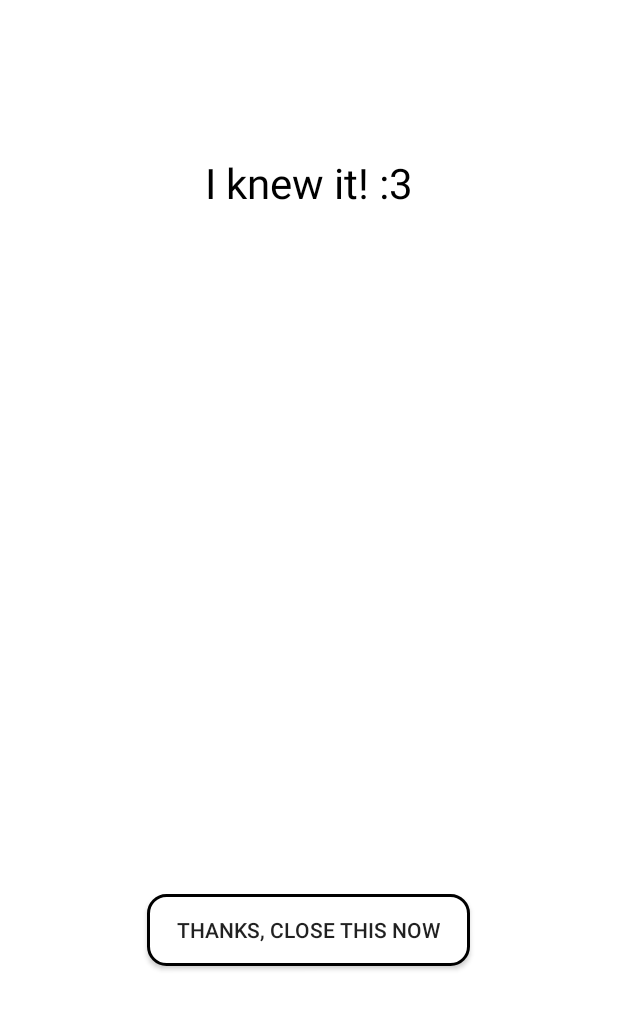
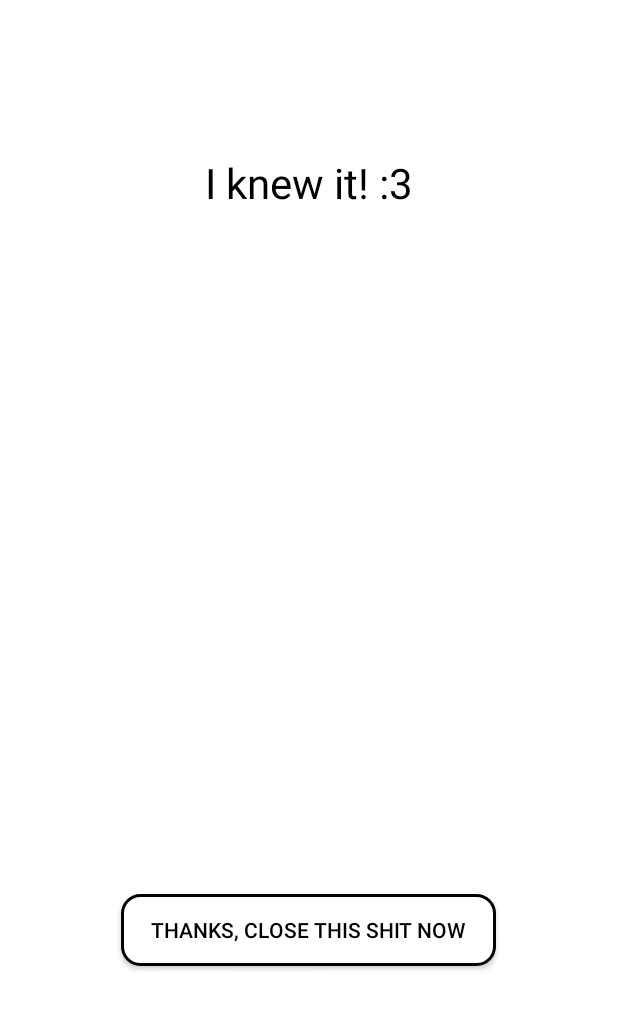
Before and after one commit to ItzDavi/MyApplication, an Android app: the Yes screen opened directly, with no data from a screen before it, on a phone screen of 412 x 824 dp. Shown: the top 1010 px of the screen. Run offline under Robolectric (Android 15) with nearby library versions, the phone set to English and light mode, and no system bars.

```diff
--- a/app/src/main/res/layout/activity_yes.xml
+++ b/app/src/main/res/layout/activity_yes.xml
@@ -26,7 +26,8 @@
         android:layout_height="wrap_content"
         android:layout_marginBottom="180dp"
         android:background="@drawable/button"
-        android:text="Thanks, close this now"
+        android:text="Thanks, close this shit now"
+        android:textColor="@color/black"
         android:paddingHorizontal="20dp"
         app:layout_constraintBottom_toBottomOf="parent"
         app:layout_constraintEnd_toEndOf="parent"
```
Also changed, not shown: app/src/main/java/com/example/myapplication/MainActivity.kt (+4 -5 lines), app/src/main/java/com/example/myapplication/Yes.kt (+9 -3 lines).
